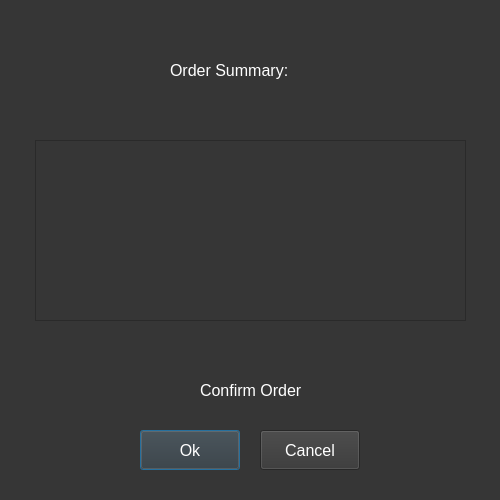
Before: the Qt Designer form UI files/orderPage.ui in DataChefBoyardee/Database-Design-FP, drawn with Qt 5.
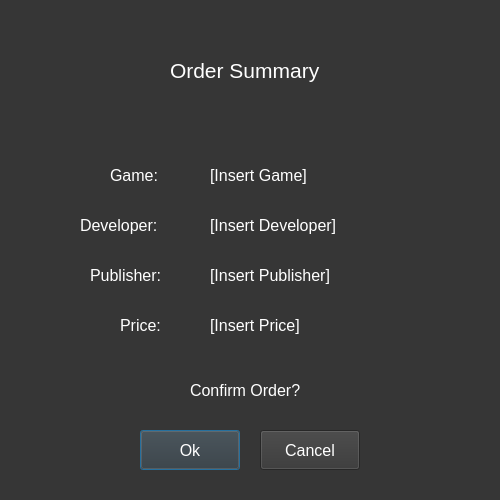
After: the same form once the commit is applied.

Commit message: Update orderPage, no more listView

Diff of the .ui file:
```diff
--- a/UI files/orderPage.ui
+++ b/UI files/orderPage.ui
@@ -32,30 +32,20 @@
    </property>
    <property name="font">
     <font>
-     <pointsize>12</pointsize>
+     <pointsize>16</pointsize>
     </font>
    </property>
    <property name="styleSheet">
     <string notr="true">color: rgb(255, 255, 255)</string>
    </property>
    <property name="text">
-    <string>Order Summary:</string>
+    <string>Order Summary</string>
    </property>
   </widget>
-  <widget class="QListView" name="listView">
+  <widget class="QLabel" name="confirmLabel">
    <property name="geometry">
     <rect>
-     <x>35</x>
-     <y>140</y>
-     <width>431</width>
-     <height>181</height>
-    </rect>
-   </property>
-  </widget>
-  <widget class="QLabel" name="label_2">
-   <property name="geometry">
-    <rect>
-     <x>200</x>
+     <x>190</x>
      <y>380</y>
      <width>111</width>
      <height>21</height>
@@ -70,7 +60,7 @@
     <string notr="true">color: rgb(255, 255, 255)</string>
    </property>
    <property name="text">
-    <string>Confirm Order</string>
+    <string>Confirm Order?</string>
    </property>
   </widget>
   <widget class="QPushButton" name="Ok">
@@ -105,6 +95,174 @@
     <string>Cancel</string>
    </property>
   </widget>
+  <widget class="QLabel" name="gameLabel">
+   <property name="geometry">
+    <rect>
+     <x>110</x>
+     <y>160</y>
+     <width>71</width>
+     <height>31</height>
+    </rect>
+   </property>
+   <property name="font">
+    <font>
+     <pointsize>12</pointsize>
+    </font>
+   </property>
+   <property name="styleSheet">
+    <string notr="true">color: rgb(255, 255, 255)</string>
+   </property>
+   <property name="text">
+    <string>Game:</string>
+   </property>
+  </widget>
+  <widget class="QLabel" name="developerLabel">
+   <property name="geometry">
+    <rect>
+     <x>80</x>
+     <y>210</y>
+     <width>100</width>
+     <height>31</height>
+    </rect>
+   </property>
+   <property name="font">
+    <font>
+     <pointsize>12</pointsize>
+    </font>
+   </property>
+   <property name="styleSheet">
+    <string notr="true">color: rgb(255, 255, 255)</string>
+   </property>
+   <property name="text">
+    <string>Developer:</string>
+   </property>
+  </widget>
+  <widget class="QLabel" name="publisherLabel">
+   <property name="geometry">
+    <rect>
+     <x>90</x>
+     <y>260</y>
+     <width>100</width>
+     <height>31</height>
+    </rect>
+   </property>
+   <property name="font">
+    <font>
+     <pointsize>12</pointsize>
+    </font>
+   </property>
+   <property name="styleSheet">
+    <string notr="true">color: rgb(255, 255, 255)</string>
+   </property>
+   <property name="text">
+    <string>Publisher:</string>
+   </property>
+  </widget>
+  <widget class="QLabel" name="priceLabel">
+   <property name="geometry">
+    <rect>
+     <x>120</x>
+     <y>310</y>
+     <width>100</width>
+     <height>31</height>
+    </rect>
+   </property>
+   <property name="font">
+    <font>
+     <pointsize>12</pointsize>
+    </font>
+   </property>
+   <property name="styleSheet">
+    <string notr="true">color: rgb(255, 255, 255)</string>
+   </property>
+   <property name="text">
+    <string>Price:</string>
+   </property>
+  </widget>
+  <widget class="QLabel" name="gameInsertLabel">
+   <property name="geometry">
+    <rect>
+     <x>210</x>
+     <y>160</y>
+     <width>211</width>
+     <height>31</height>
+    </rect>
+   </property>
+   <property name="font">
+    <font>
+     <pointsize>12</pointsize>
+    </font>
+   </property>
+   <property name="styleSheet">
+    <string notr="true">color: rgb(255, 255, 255)</string>
+   </property>
+   <property name="text">
+    <string>[Insert Game]</string>
+   </property>
+  </widget>
+  <widget class="QLabel" name="developerInsertLabel">
+   <property name="geometry">
+    <rect>
+     <x>210</x>
+     <y>210</y>
+     <width>211</width>
+     <height>31</height>
+    </rect>
+   </property>
+   <property name="font">
+    <font>
+     <pointsize>12</pointsize>
+    </font>
+   </property>
+   <property name="styleSheet">
+    <string notr="true">color: rgb(255, 255, 255)</string>
+   </property>
+   <property name="text">
+    <string>[Insert Developer]</string>
+   </property>
+  </widget>
+  <widget class="QLabel" name="publisherInsertLabel">
+   <property name="geometry">
+    <rect>
+     <x>210</x>
+     <y>260</y>
+     <width>211</width>
+     <height>31</height>
+    </rect>
+   </property>
+   <property name="font">
+    <font>
+     <pointsize>12</pointsize>
+    </font>
+   </property>
+   <property name="styleSheet">
+    <string notr="true">color: rgb(255, 255, 255)</string>
+   </property>
+   <property name="text">
+    <string>[Insert Publisher]</string>
+   </property>
+  </widget>
+  <widget class="QLabel" name="priceInsertLabel">
+   <property name="geometry">
+    <rect>
+     <x>210</x>
+     <y>310</y>
+     <width>211</width>
+     <height>31</height>
+    </rect>
+   </property>
+   <property name="font">
+    <font>
+     <pointsize>12</pointsize>
+    </font>
+   </property>
+   <property name="styleSheet">
+    <string notr="true">color: rgb(255, 255, 255)</string>
+   </property>
+   <property name="text">
+    <string>[Insert Price]</string>
+   </property>
+  </widget>
  </widget>
  <resources/>
  <connections/>
```
Left out of the diff: 2 changed lines with no effect on the pictures. The commit also changes 1 other file.
